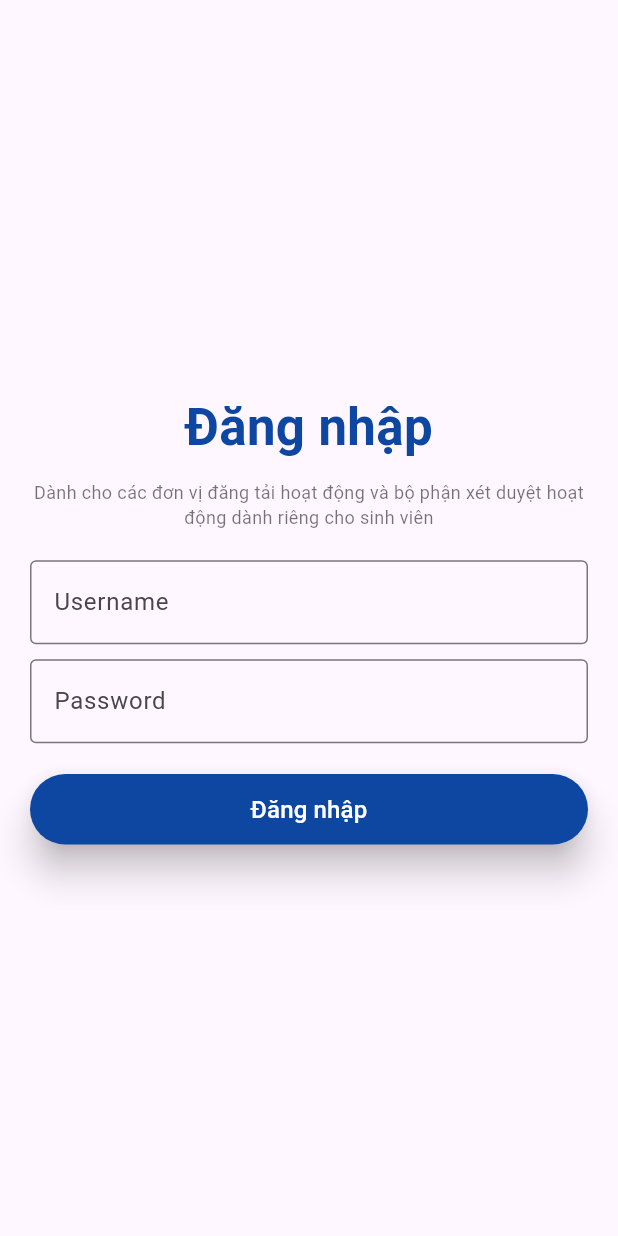
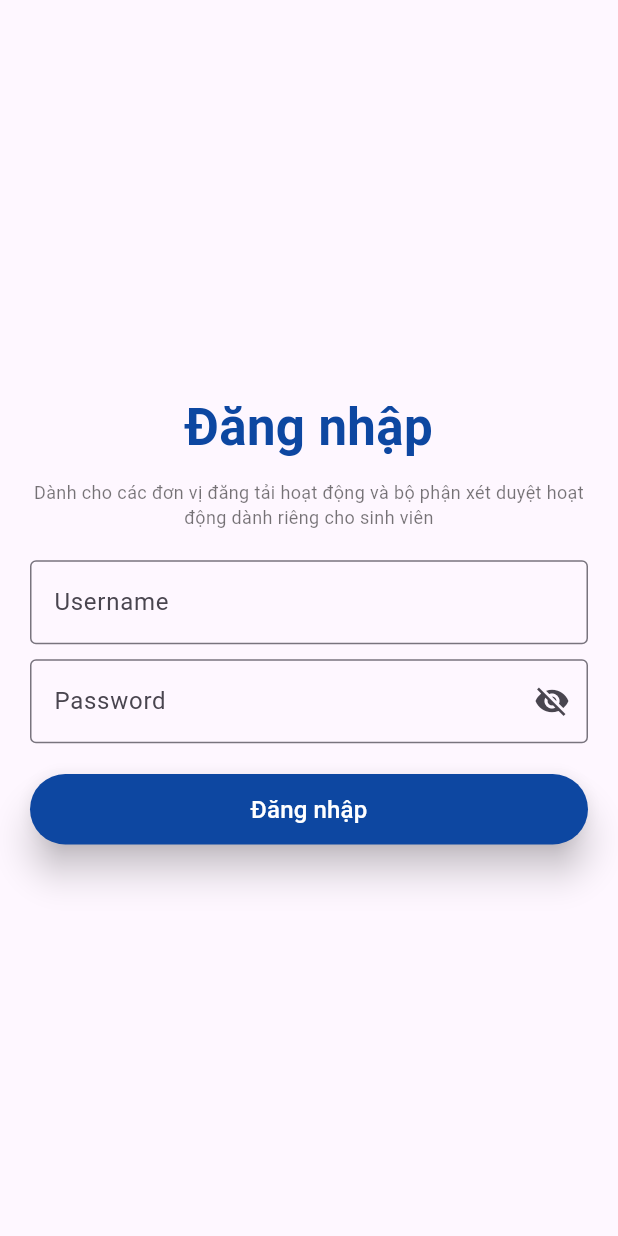
Before and after one commit to NNT3004/AppDTN, a Flutter app: the screen it shows after launch, on a phone screen of 412 x 824 dp. Run offline on Flutter 3.47's test engine with Material 3 defaults, Android fonts, the phone set to English and light mode, and no system bars.

Commit message:
fix password

```diff
--- a/lib/pages/login_page.dart
+++ b/lib/pages/login_page.dart
@@ -1,8 +1,15 @@
 import 'package:app_dtn/pages/home_page.dart';
 import 'package:flutter/material.dart';
 
-class LoginPage extends StatelessWidget {
+class LoginPage extends StatefulWidget {
   const LoginPage({super.key});
+
+  @override
+  _LoginPageState createState() => _LoginPageState();
+}
+
+class _LoginPageState extends State<LoginPage> {
+  bool _isObscured = true; // Trạng thái hiển thị mật khẩu
 
   @override
   Widget build(BuildContext context) {
@@ -33,24 +40,24 @@ class LoginPage extends StatelessWidget {
               TextField(
                 decoration: InputDecoration(
                   labelText: 'Username',
-                  border:
-                      OutlineInputBorder(), // Thêm viền xung quanh TextField
-                  errorBorder: OutlineInputBorder(
-                    // Viền khi có lỗi
-                    borderSide: BorderSide(color: Colors.red, width: 2),
-                  ),
+                  border: OutlineInputBorder(),
                 ),
               ),
               const SizedBox(height: 10),
               TextField(
-                obscureText: true,
+                obscureText: _isObscured,
                 decoration: InputDecoration(
                   labelText: 'Password',
-                  border:
-                      OutlineInputBorder(), // Thêm viền xung quanh TextField
-                  errorBorder: OutlineInputBorder(
-                    // Viền khi có lỗi
-                    borderSide: BorderSide(color: Colors.red, width: 2),
+                  border: OutlineInputBorder(),
+                  suffixIcon: IconButton(
+                    icon: Icon(
+                      _isObscured ? Icons.visibility_off : Icons.visibility,
+                    ),
+                    onPressed: () {
+                      setState(() {
+                      _isObscured = !_isObscured;
+                      });
+                    },
                   ),
                 ),
               ),
@@ -71,7 +78,7 @@ class LoginPage extends StatelessWidget {
                     )),
                 style: ElevatedButton.styleFrom(
                   backgroundColor: Colors.blue[900],
-                  padding: EdgeInsets.symmetric(vertical: 12),
+                  padding: const EdgeInsets.symmetric(vertical: 12),
                   elevation: 10,
                 ),
                 child: const Text(
```
